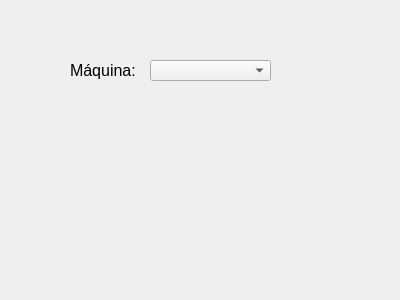
Old version of the form Bolsaco/ProduccionPorMaquinaOptions.ui in the repository maurocipo/Bolsaco.
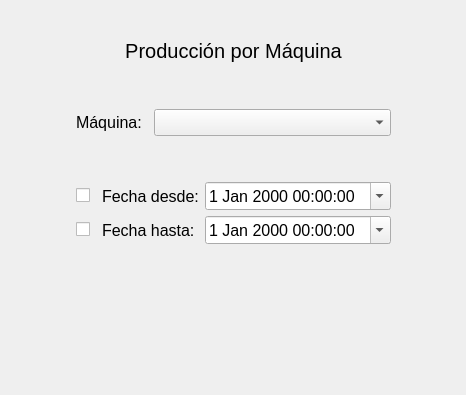
New version of the form.

Commit message: - Fixed layouts to work with window resizing. - Added version control of the DB and APP. - Added date control against clock manipulation. - Added automatic backup mechanism.

The edit to the form file:
```diff
--- a/Bolsaco/ProduccionPorMaquinaOptions.ui
+++ b/Bolsaco/ProduccionPorMaquinaOptions.ui
@@ -6,46 +6,191 @@
    <rect>
     <x>0</x>
     <y>0</y>
-    <width>400</width>
-    <height>300</height>
+    <width>466</width>
+    <height>395</height>
    </rect>
   </property>
   <property name="windowTitle">
    <string>Form</string>
   </property>
-  <widget class="QComboBox" name="comboBox_Maquina">
-   <property name="geometry">
-    <rect>
-     <x>150</x>
-     <y>60</y>
-     <width>121</width>
-     <height>21</height>
-    </rect>
-   </property>
-   <property name="font">
-    <font>
-     <pointsize>12</pointsize>
-    </font>
-   </property>
-  </widget>
-  <widget class="QLabel" name="label">
-   <property name="geometry">
-    <rect>
-     <x>70</x>
-     <y>60</y>
-     <width>71</width>
-     <height>21</height>
-    </rect>
-   </property>
-   <property name="font">
-    <font>
-     <pointsize>12</pointsize>
-    </font>
-   </property>
-   <property name="text">
-    <string>Máquina:</string>
-   </property>
-  </widget>
+  <layout class="QGridLayout" name="gridLayout" rowstretch="1,0,0,0,0,0,0,5" columnstretch="1,0,0,0,0,1">
+   <item row="3" column="3" colspan="2">
+    <widget class="QComboBox" name="comboBox_Maquina">
+     <property name="font">
+      <font>
+       <pointsize>12</pointsize>
+      </font>
+     </property>
+    </widget>
+   </item>
+   <item row="5" column="2" colspan="2">
+    <widget class="QLabel" name="label_5">
+     <property name="font">
+      <font>
+       <pointsize>12</pointsize>
+      </font>
+     </property>
+     <property name="text">
+      <string>Fecha desde:</string>
+     </property>
+    </widget>
+   </item>
+   <item row="3" column="5">
+    <spacer name="horizontalSpacer_2">
+     <property name="orientation">
+      <enum>Qt::Horizontal</enum>
+     </property>
+     <property name="sizeHint" stdset="0">
+      <size>
+       <width>40</width>
+       <height>20</height>
+      </size>
+     </property>
+    </spacer>
+   </item>
+   <item row="6" column="1">
+    <widget class="QCheckBox" name="checkBox_FechaHasta">
+     <property name="text">
+      <string/>
+     </property>
+    </widget>
+   </item>
+   <item row="6" column="4">
+    <widget class="QDateTimeEdit" name="dateTimeEdit_Hasta">
+     <property name="font">
+      <font>
+       <pointsize>12</pointsize>
+      </font>
+     </property>
+     <property name="calendarPopup">
+      <bool>true</bool>
+     </property>
+    </widget>
+   </item>
+   <item row="1" column="1" colspan="4">
+    <widget class="QLabel" name="label_2">
+     <property name="font">
+      <font>
+       <pointsize>15</pointsize>
+      </font>
+     </property>
+     <property name="text">
+      <string>Producción por Máquina</string>
+     </property>
+     <property name="alignment">
+      <set>Qt::AlignCenter</set>
+     </property>
+    </widget>
+   </item>
+   <item row="3" column="1" colspan="2">
+    <widget class="QLabel" name="label">
+     <property name="font">
+      <font>
+       <pointsize>12</pointsize>
+      </font>
+     </property>
+     <property name="text">
+      <string>Máquina:</string>
+     </property>
+    </widget>
+   </item>
+   <item row="7" column="2">
+    <spacer name="verticalSpacer">
+     <property name="orientation">
+      <enum>Qt::Vertical</enum>
+     </property>
+     <property name="sizeHint" stdset="0">
+      <size>
+       <width>20</width>
+       <height>40</height>
+      </size>
+     </property>
+    </spacer>
+   </item>
+   <item row="0" column="0">
+    <spacer name="horizontalSpacer">
+     <property name="orientation">
+      <enum>Qt::Horizontal</enum>
+     </property>
+     <property name="sizeHint" stdset="0">
+      <size>
+       <width>40</width>
+       <height>20</height>
+      </size>
+     </property>
+    </spacer>
+   </item>
+   <item row="5" column="1">
+    <widget class="QCheckBox" name="checkBox_FechaDesde">
+     <property name="text">
+      <string/>
+     </property>
+    </widget>
+   </item>
+   <item row="0" column="1">
+    <spacer name="verticalSpacer_2">
+     <property name="orientation">
+      <enum>Qt::Vertical</enum>
+     </property>
+     <property name="sizeHint" stdset="0">
+      <size>
+       <width>20</width>
+       <height>40</height>
+      </size>
+     </property>
+    </spacer>
+   </item>
+   <item row="5" column="4">
+    <widget class="QDateTimeEdit" name="dateTimeEdit_Desde">
+     <property name="font">
+      <font>
+       <pointsize>12</pointsize>
+      </font>
+     </property>
+     <property name="calendarPopup">
+      <bool>true</bool>
+     </property>
+    </widget>
+   </item>
+   <item row="4" column="2">
+    <spacer name="verticalSpacer_3">
+     <property name="orientation">
+      <enum>Qt::Vertical</enum>
+     </property>
+     <property name="sizeHint" stdset="0">
+      <size>
+       <width>20</width>
+       <height>40</height>
+      </size>
+     </property>
+    </spacer>
+   </item>
+   <item row="6" column="2" colspan="2">
+    <widget class="QLabel" name="label_6">
+     <property name="font">
+      <font>
+       <pointsize>12</pointsize>
+      </font>
+     </property>
+     <property name="text">
+      <string>Fecha hasta:</string>
+     </property>
+    </widget>
+   </item>
+   <item row="2" column="1">
+    <spacer name="verticalSpacer_4">
+     <property name="orientation">
+      <enum>Qt::Vertical</enum>
+     </property>
+     <property name="sizeHint" stdset="0">
+      <size>
+       <width>20</width>
+       <height>40</height>
+      </size>
+     </property>
+    </spacer>
+   </item>
+  </layout>
  </widget>
  <resources/>
  <connections/>
```
The commit also changes 25 other files.
